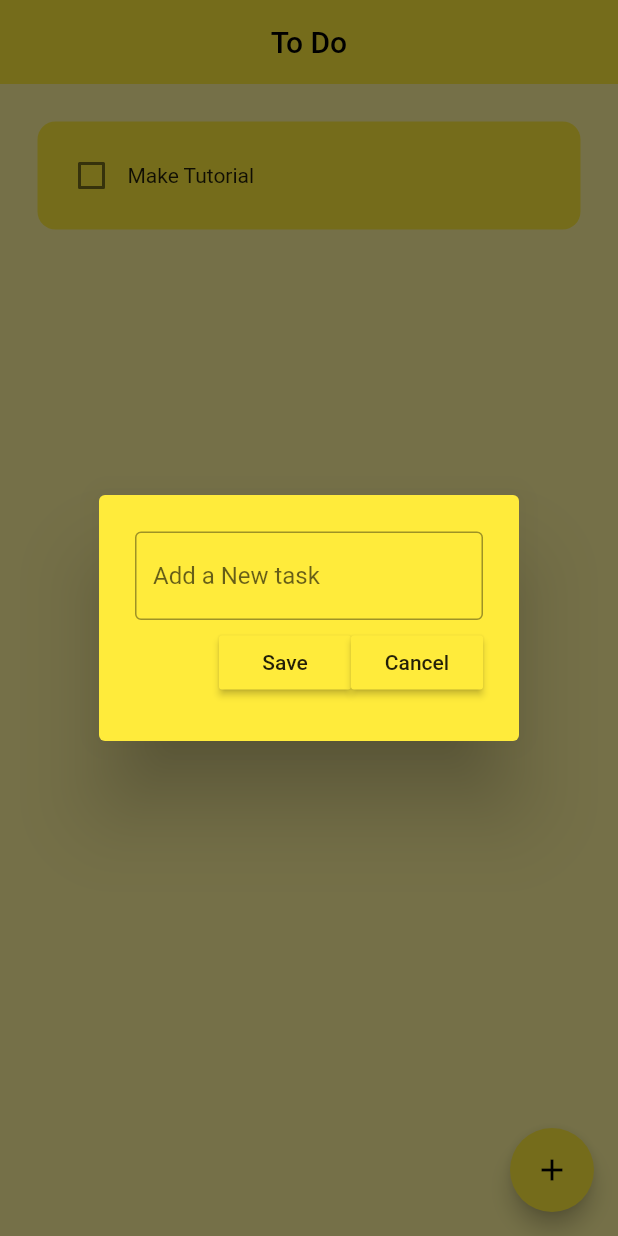
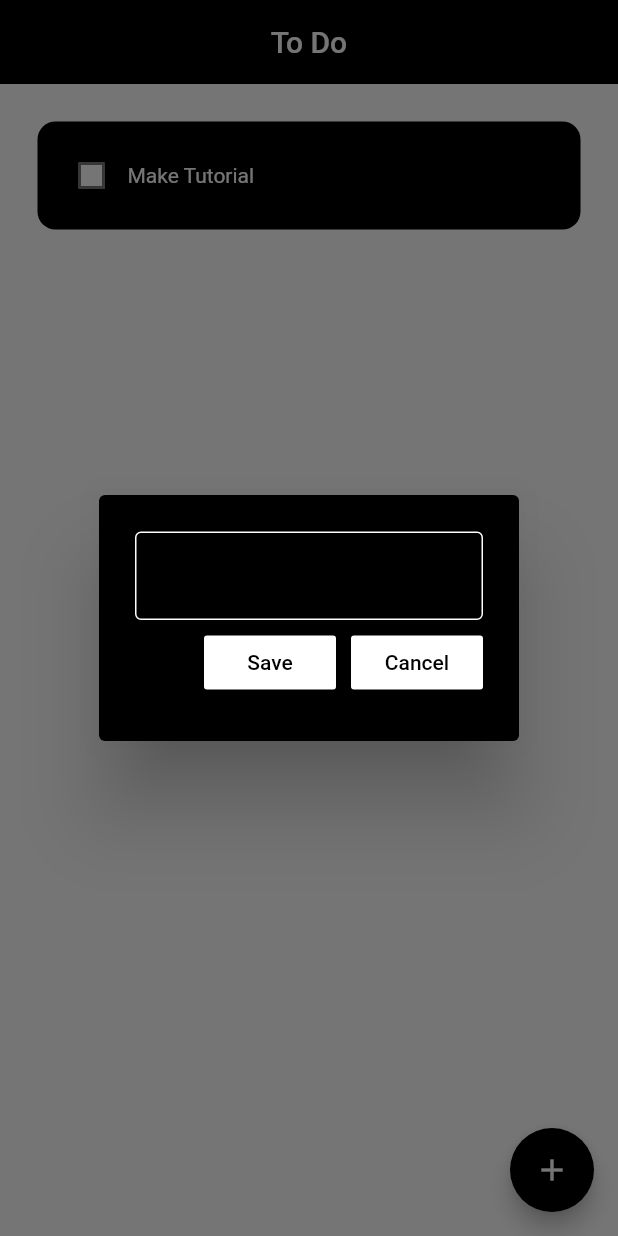
Before and after one commit to rohitarora15820/hiveToDO, a Flutter app: the screen it shows after launch, after a tap on the "add" icon, on a phone screen of 412 x 824 dp. Run offline on Flutter 3.47's test engine with Material 2 defaults, Android fonts, the phone set to English and light mode, and no system bars; drawn by our look-alikes of flutter_slidable; our stand-ins replace hive_flutter; accounts and stored records are empty.

Commit message:
Changed Theme

```diff
--- a/lib/main.dart
+++ b/lib/main.dart
@@ -21,7 +21,10 @@ class MyApp extends StatelessWidget {
       debugShowCheckedModeBanner: false,
       title: 'Flutter Demo',
       theme: ThemeData(
-        primarySwatch: Colors.yellow,
+        colorScheme: ColorScheme.fromSwatch().copyWith(
+          primary: Colors.black,
+          // secondary: const Colors.yellow.shade700,
+        ),
       ),
       home: const HomeScreen(),
     );
--- a/lib/pages/home_page.dart
+++ b/lib/pages/home_page.dart
@@ -73,13 +73,14 @@ class _HomeScreenState extends State<HomeScreen> {
   @override
   Widget build(BuildContext context) {
     return Scaffold(
-        backgroundColor: Colors.yellow[200],
+        backgroundColor: Colors.white,
         appBar: AppBar(
           elevation: 0,
           centerTitle: true,
           title: const Text('To Do'),
         ),
         floatingActionButton: FloatingActionButton(
+          backgroundColor: Colors.black,
           onPressed: createNewTask,
           child: const Icon(Icons.add),
         ),
--- a/lib/util/dialog_box.dart
+++ b/lib/util/dialog_box.dart
@@ -15,16 +15,25 @@ class DialogBox extends StatelessWidget {
   @override
   Widget build(BuildContext context) {
     return AlertDialog(
-      backgroundColor: Colors.yellow,
+      backgroundColor: Colors.black,
       content: Container(
         height: 120,
         child:
             Column(mainAxisAlignment: MainAxisAlignment.spaceEvenly, children: [
           //Add task here
           TextField(
+            style: TextStyle(color: Colors.white),
+            cursorColor: Colors.white,
             controller: controller,
-            decoration: InputDecoration(
-                border: OutlineInputBorder(), hintText: "Add a New task"),
+            decoration: const InputDecoration(
+                enabledBorder: OutlineInputBorder(
+                  borderSide: BorderSide(color: Colors.white),
+                ),
+                border: OutlineInputBorder(),
+                focusedBorder: OutlineInputBorder(
+                  borderSide: BorderSide(color: Colors.white),
+                ),
+                hintText: "Add a New task"),
           ),
 
           //Add Save & Cancel Button
@@ -36,6 +45,9 @@ class DialogBox extends StatelessWidget {
                     onSave();
                   },
                   text: 'Save'),
+              const SizedBox(
+                width: 10,
+              ),
               MyButton(
                   onPressed: () {
                     onCancel();
--- a/lib/util/my_button.dart
+++ b/lib/util/my_button.dart
@@ -10,8 +10,8 @@ class MyButton extends StatelessWidget {
   Widget build(BuildContext context) {
     return MaterialButton(
       onPressed: onPressed,
-      color: Theme.of(context).primaryColor,
-      child: Text(text),
+      color: Colors.white,
+      child: Text(text, style: TextStyle(color: Colors.black)),
     );
   }
 }
--- a/lib/util/todo_tile.dart
+++ b/lib/util/todo_tile.dart
@@ -34,15 +34,19 @@ class ToDoTile extends StatelessWidget {
             children: [
               //checkBox
               Checkbox(
+                checkColor: Colors.black,
+                fillColor: MaterialStateProperty.all(Colors.white),
                 value: taskCOmpleted,
                 onChanged: onChanged,
-                activeColor: Colors.black,
+                activeColor: Colors.white,
               ),
 
               //task name
               Text(
                 taskName,
                 style: TextStyle(
+                    color: Colors.white,
+                    decorationThickness: 2,
                     decoration: taskCOmpleted
                         ? TextDecoration.lineThrough
                         : TextDecoration.none),
@@ -50,7 +54,7 @@ class ToDoTile extends StatelessWidget {
             ],
           ),
           decoration: BoxDecoration(
-              color: Colors.yellow, borderRadius: BorderRadius.circular(12)),
+              color: Colors.black, borderRadius: BorderRadius.circular(12)),
         ),
       ),
     );
```
